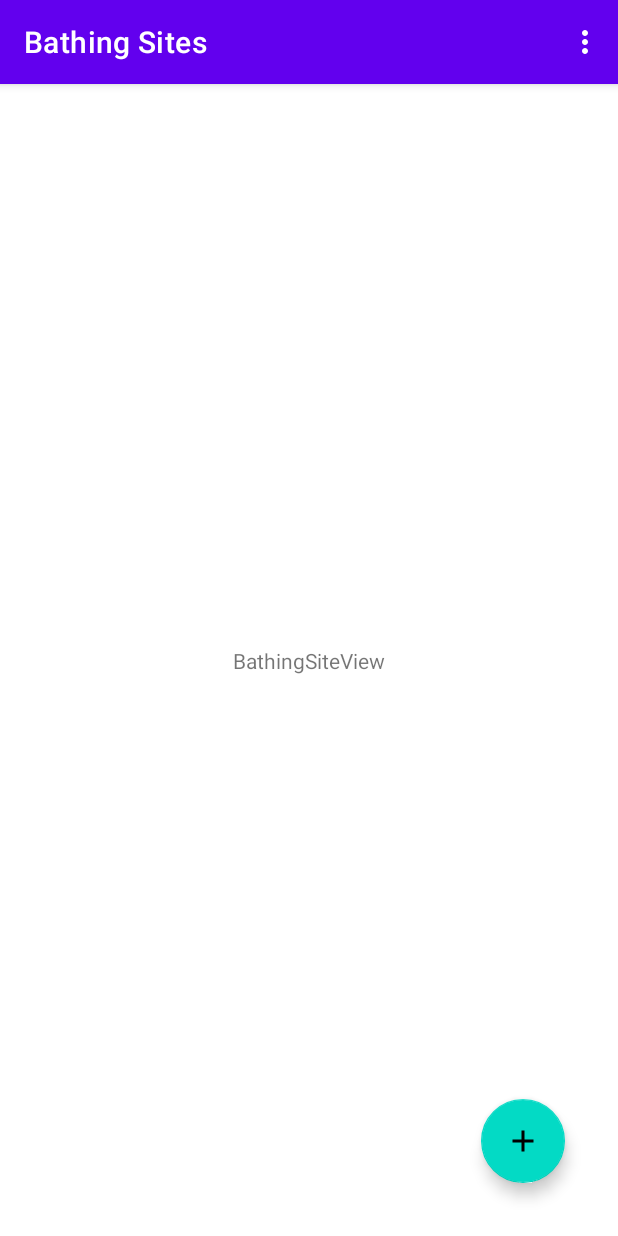
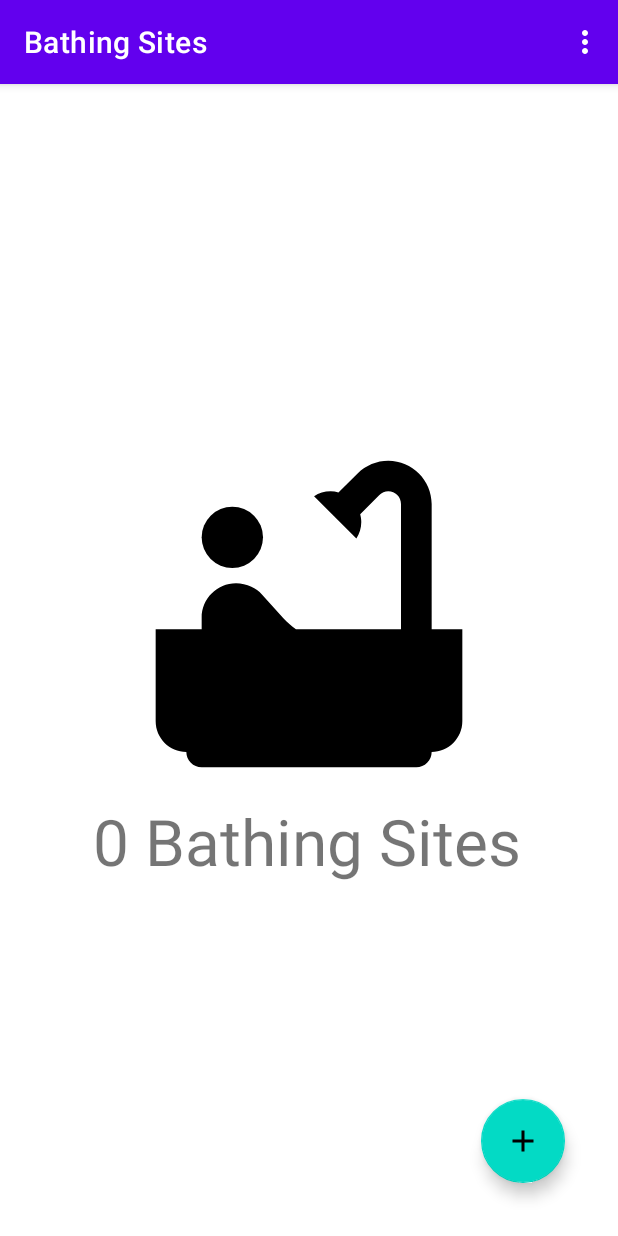
Before and after one commit to SamuelThand/bathing-sites-app, an Android app: the screen it shows after launch (MainActivity), on a phone screen of 412 x 824 dp. Run offline under Robolectric (Android 15) with nearby library versions, the phone set to English and light mode, and no system bars.

Commit message:
Started working on making bathing sites clickable

```diff
--- a/app/src/main/java/se/miun/sath2102/dt031g/bathingsites/BathingSitesFragment.kt
+++ b/app/src/main/java/se/miun/sath2102/dt031g/bathingsites/BathingSitesFragment.kt
@@ -5,6 +5,7 @@ import androidx.fragment.app.Fragment
 import android.view.LayoutInflater
 import android.view.View
 import android.view.ViewGroup
+import se.miun.sath2102.dt031g.bathingsites.databinding.BathingSitesViewBinding
 
 // TODO: Rename parameter arguments, choose names that match
 // the fragment initialization parameters, e.g. ARG_ITEM_NUMBER
@@ -56,4 +57,9 @@ class BathingSitesFragment : Fragment() {
                 }
             }
     }
+
+//    TODO fixa view binding i fragment? Sätta onclicklistener på bathing sites?
+    private fun setBathingSiteViewOnClickListener() {
+
+    }
 }
--- a/app/src/main/java/se/miun/sath2102/dt031g/bathingsites/BathingSitesView.kt
+++ b/app/src/main/java/se/miun/sath2102/dt031g/bathingsites/BathingSitesView.kt
@@ -12,6 +12,7 @@ class BathingSitesView @JvmOverloads constructor(
     defStyleAttr: Int = 0) : ConstraintLayout(context, attrs, defStyleAttr) {
 
     private val binding: BathingSitesViewBinding
+    private var storedBathingSites = 0
 
     init {
         binding = BathingSitesViewBinding.inflate(LayoutInflater.from(context), this, true)
--- a/app/src/main/java/se/miun/sath2102/dt031g/bathingsites/MainActivity.kt
+++ b/app/src/main/java/se/miun/sath2102/dt031g/bathingsites/MainActivity.kt
@@ -20,4 +20,6 @@ class MainActivity : AppCompatActivity() {
         menuInflater.inflate(R.menu.main_menu, menu)
         return true
     }
+
+
 }
--- /dev/null
+++ b/app/src/main/res/drawable/ic_bathing_sites.xml
@@ -0,0 +1,6 @@
+<vector android:height="24dp" android:tint="#000000"
+    android:viewportHeight="24" android:viewportWidth="24"
+    android:width="24dp" xmlns:android="http://schemas.android.com/apk/res/android">
+    <path android:fillColor="@android:color/white" android:pathData="M7,7m-2,0a2,2 0,1 1,4 0a2,2 0,1 1,-4 0"/>
+    <path android:fillColor="@android:color/white" android:pathData="M20,13V4.83C20,3.27 18.73,2 17.17,2c-0.75,0 -1.47,0.3 -2,0.83l-1.25,1.25C13.76,4.03 13.59,4 13.41,4c-0.4,0 -0.77,0.12 -1.08,0.32l2.76,2.76c0.2,-0.31 0.32,-0.68 0.32,-1.08c0,-0.18 -0.03,-0.34 -0.07,-0.51l1.25,-1.25C16.74,4.09 16.95,4 17.17,4C17.63,4 18,4.37 18,4.83V13h-6.85c-0.3,-0.21 -0.57,-0.45 -0.82,-0.72l-1.4,-1.55c-0.19,-0.21 -0.43,-0.38 -0.69,-0.5C7.93,10.08 7.59,10 7.24,10C6,10.01 5,11.01 5,12.25V13H2v6c0,1.1 0.9,2 2,2c0,0.55 0.45,1 1,1h14c0.55,0 1,-0.45 1,-1c1.1,0 2,-0.9 2,-2v-6H20z"/>
+</vector>
--- a/app/src/main/res/layout/bathing_sites_view.xml
+++ b/app/src/main/res/layout/bathing_sites_view.xml
@@ -3,17 +3,32 @@
     xmlns:app="http://schemas.android.com/apk/res-auto"
     xmlns:tools="http://schemas.android.com/tools"
     android:layout_width="match_parent"
-    android:layout_height="match_parent">
+    android:layout_height="match_parent"
+    android:clickable="true">
+
+    <ImageView
+        android:id="@+id/imageView"
+        android:layout_width="0dp"
+        android:layout_height="0dp"
+        app:layout_constraintWidth_percent="1"
+        app:layout_constraintHeight_percent="0.8"
+        app:layout_constraintEnd_toEndOf="parent"
+        app:layout_constraintStart_toStartOf="parent"
+        app:layout_constraintTop_toTopOf="parent"
+        app:srcCompat="@drawable/ic_bathing_sites" />
 
     <TextView
         android:id="@+id/textView"
-        android:layout_width="wrap_content"
-        android:layout_height="wrap_content"
-        android:text="BathingSiteView"
+        android:layout_width="0dp"
+        android:layout_height="0dp"
+        android:autoSizeTextType="uniform"
+        android:text="0 Bathing Sites"
+        app:layout_constraintWidth_percent="1"
+        app:layout_constraintHeight_percent="0.2"
         app:layout_constraintBottom_toBottomOf="parent"
         app:layout_constraintEnd_toEndOf="parent"
-        app:layout_constraintHorizontal_bias="0.5"
+        app:layout_constraintHorizontal_bias="0.0"
         app:layout_constraintStart_toStartOf="parent"
-        app:layout_constraintTop_toTopOf="parent"
-        app:layout_constraintVertical_bias="0.5" />
+        app:layout_constraintTop_toBottomOf="@+id/imageView"
+        app:layout_constraintVertical_bias="1.0" />
 </androidx.constraintlayout.widget.ConstraintLayout>
--- a/app/src/main/res/layout/fragment_bathing_sites.xml
+++ b/app/src/main/res/layout/fragment_bathing_sites.xml
@@ -12,14 +12,14 @@
 
         <se.miun.sath2102.dt031g.bathingsites.BathingSitesView
             android:id="@+id/bathingSitesView"
-            android:layout_width="wrap_content"
-            android:layout_height="wrap_content"
+            android:layout_width="0dp"
+            android:layout_height="0dp"
+            app:layout_constraintWidth_percent="0.7"
+            app:layout_constraintHeight_percent="0.4"
             app:layout_constraintBottom_toBottomOf="parent"
             app:layout_constraintEnd_toEndOf="parent"
-            app:layout_constraintHorizontal_bias="0.5"
             app:layout_constraintStart_toStartOf="parent"
-            app:layout_constraintTop_toTopOf="parent"
-            app:layout_constraintVertical_bias="0.5" />
+            app:layout_constraintTop_toTopOf="parent" />
 
         <com.google.android.material.floatingactionbutton.FloatingActionButton
             android:id="@+id/addBathingSiteButton"
```
